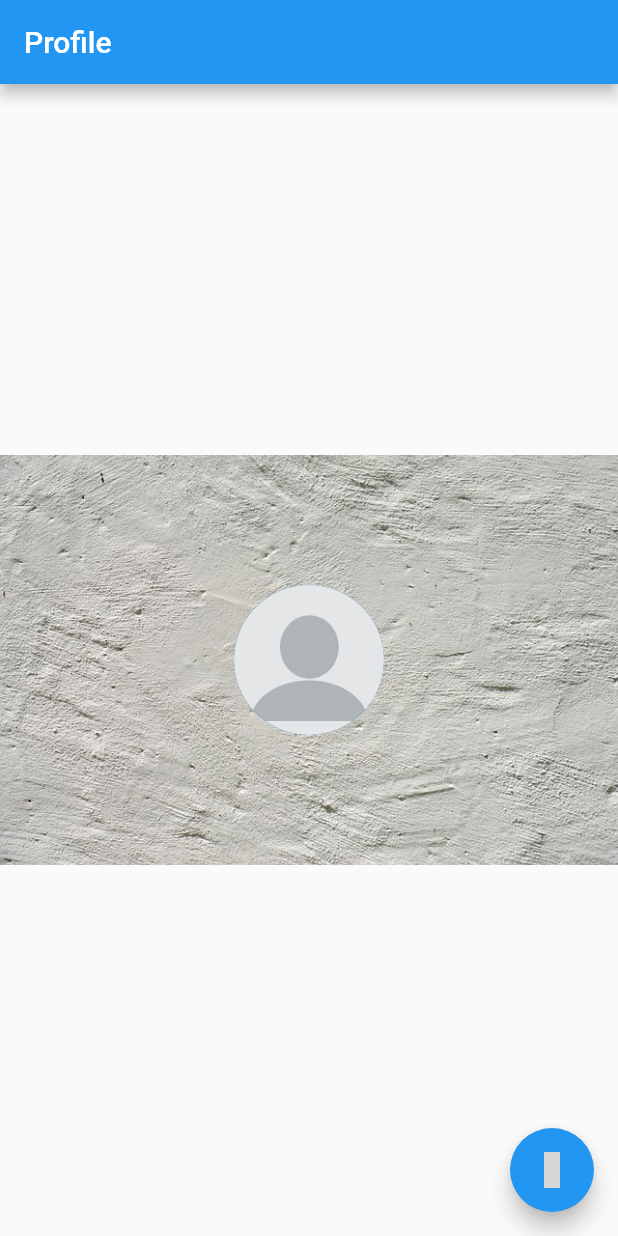
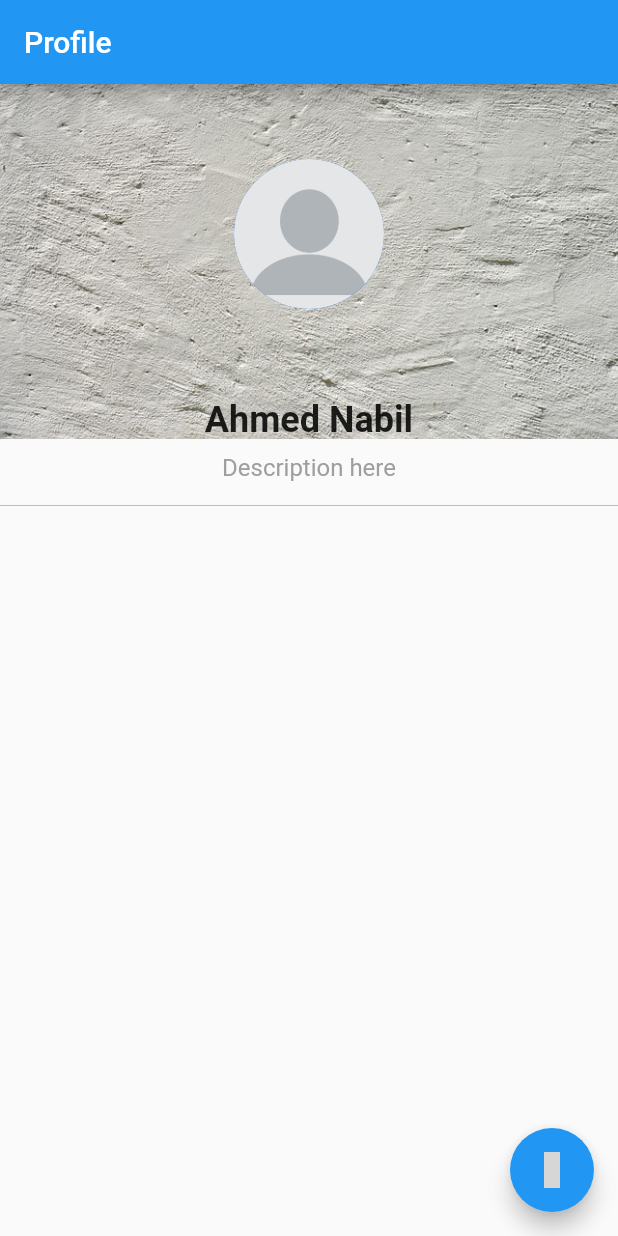
Before and after one commit to EidarousDev/glitcher, a Flutter app: the screen it shows after launch, on a phone screen of 412 x 824 dp. Run offline on Flutter 3.47's test engine with Material 2 defaults, Android fonts, the phone set to English and light mode, and no system bars; our stand-ins replace cloud_firestore, firebase_storage, flutter_icons, image_picker, modal_progress_hud, toast and 2 more; accounts and stored records are empty; grey boxes are pictures that could not be loaded.

```diff
--- a/lib/screens/profile_screen.dart
+++ b/lib/screens/profile_screen.dart
@@ -17,6 +17,12 @@ class _ProfileScreenState extends State<ProfileScreen> {
   var _profileImage;
   var _uploadedFileURL;
   var _screenState = ScreenState.to_edit;
+  double _coverHeight = 200;
+
+  String _descText = 'Description here';
+  String _nameText = 'Ahmed Nabil';
+  var _descEditingController = TextEditingController()..text = 'Description here';
+  var _nameEditingController = TextEditingController()..text = 'Ahmed Nabil';
 
   Future chooseImage(int whichImage) async {
     await ImagePicker.pickImage(source: ImageSource.gallery).then((image) {
@@ -63,6 +69,8 @@ class _ProfileScreenState extends State<ProfileScreen> {
   void save() {
     setState(() {
       _screenState = ScreenState.to_edit;
+      _descText = _descEditingController.text;
+      _nameText = _nameEditingController.text;
     });
   }
 
@@ -89,14 +97,70 @@ class _ProfileScreenState extends State<ProfileScreen> {
       alignment: Alignment.bottomRight,
       children: <Widget>[
         child,
-        Icon(FontAwesome.getIconData('camera'))
+        Container(
+          margin: EdgeInsets.all(10),
+          child: Icon(FontAwesome.getIconData('camera')),
+          height: size,
+          width: size,
+          decoration: new BoxDecoration(
+            color: const Color(0x000000).withOpacity(0.3),
+            shape: BoxShape.circle,
+          ),
+        )
       ],
     );
   }
 
   Widget _build() {
     return SafeArea(
-      child: _profileAndCover(),
+      child: Column(
+        crossAxisAlignment: CrossAxisAlignment.center,
+        children: <Widget>[
+          _profileAndCover(),
+          SizedBox(
+            height: 10,
+          ),
+          _screenState == ScreenState.to_edit
+              ? Text(
+                  _nameText,
+                  style: TextStyle(fontSize: 24, fontWeight: FontWeight.bold),
+                )
+              : Container(
+                  height: 30,
+                  width: 200,
+                  child: TextField(
+                    textAlign: TextAlign.center,
+                    controller: _nameEditingController,
+                    onChanged: (text) => {},
+                    style: TextStyle(fontSize: 24, fontWeight: FontWeight.bold),
+                  ),
+                ),
+          SizedBox(
+            height: 8,
+          ),
+          _screenState == ScreenState.to_edit
+              ? Text(
+                  _descText,
+                  style: TextStyle(fontSize: 16, color: Colors.grey),
+                )
+              : Container(
+                  height: 30,
+                  width: 200,
+                  child: TextField(
+                    textAlign: TextAlign.center,
+                    controller: _descEditingController,
+                    onChanged: (text) => {},
+                    style: TextStyle(fontSize: 16),
+                  ),
+                ),
+          SizedBox(
+            height: 8,
+          ),
+          Divider(
+            color: Colors.grey.shade400,
+          ),
+        ],
+      ),
     );
   }
 
@@ -105,28 +169,52 @@ class _ProfileScreenState extends State<ProfileScreen> {
       alignment: Alignment(0, 0),
       children: <Widget>[
         _coverImage == null
-            ? Container(
+            ? _screenState == ScreenState.to_save
+                ? coverOverlay(
+                    Container(
                       width: MediaQuery.of(context).size.width,
-                height: MediaQuery.of(context).size.height,
+                      height: _coverHeight,
                       child: GestureDetector(
                         onTap: _screenState == ScreenState.to_save
                             ? () {
                                 chooseImage(1);
                               }
                             : () {},
+                        child: FittedBox(
+                          fit: BoxFit.cover,
+                          child: Image(
+                            image: AssetImage('images/default_cover.jpg'),
+                          ),
+                        ),
+                      ),
+                    ),
+                    50)
+                : Container(
+                    width: MediaQuery.of(context).size.width,
+                    height: _coverHeight,
+                    child: GestureDetector(
+                      onTap: _screenState == ScreenState.to_save
+                          ? () {
+                              chooseImage(1);
+                            }
+                          : () {},
+                      child: FittedBox(
+                        fit: BoxFit.cover,
                         child: Image(
                           width: MediaQuery.of(context).size.width,
                           image: AssetImage('images/default_cover.jpg'),
+                        ),
                       ),
                     ),
                   )
             : Container(
                 child: _screenState == ScreenState.viewing
                     ? Image.network('')
-                    : Image(key: Key('s'),
+                    : Image(
+                        key: Key('s'),
                         width: MediaQuery.of(context).size.width,
-                  height: 200,
-                    image:FileImage(_coverImage)),
+                        height: _coverHeight,
+                        image: FileImage(_coverImage)),
               ),
         GestureDetector(
           onTap: _screenState == ScreenState.to_save
```
Lines whose indentation alone changed are shown as unchanged.
